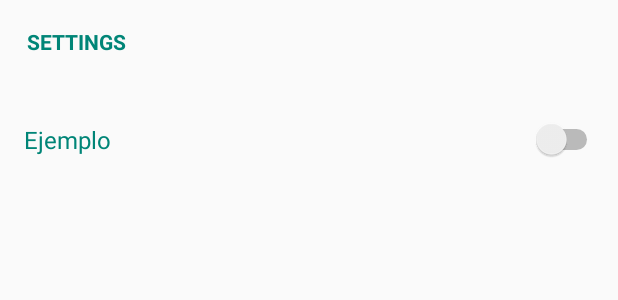
After one commit to DavidAres/itIsGoodDay, an Android app: the layout settings_fragment.xml on its own in the app's theme, with its tools: preview values and no code run, on a phone screen of 412 x 824 dp. The commit adds this screen. Shown: the top 300 px of the screen. Run offline under Robolectric (Android 15) with nearby library versions, the phone set to English and light mode, and no system bars; network calls fail.

Commit message:
add settings fragment

```diff
--- a/app/src/main/java/com/example/itisgoodday/home/HomeViewModel.kt
+++ b/app/src/main/java/com/example/itisgoodday/home/HomeViewModel.kt
@@ -27,8 +27,10 @@ class HomeViewModel (var context: Context, var weatherRepository: WeatherReposit
 
     override fun restoreSetting() {
         var settings = PreferencesManager.restoreString(context, SAVE_SETTINGS )
-        restoreSettingsLiveData.postValue(if (settings.isNullOrEmpty())
-            Either.Error(ErrorSettings.EMPTY_SETTINGS) else Either.Success(Gson().fromJson(settings, Settings::class.java)))
+        restoreSettingsLiveData.postValue(
+            if (settings.isNullOrEmpty())
+                Either.Error(ErrorSettings.EMPTY_SETTINGS)
+            else Either.Success(Gson().fromJson(settings, Settings::class.java)))
     }
 
     override fun getWeatherInformation(lat: String, long: String) {
--- a/app/src/main/java/com/example/itisgoodday/network/ApiEndPoints.kt
+++ b/app/src/main/java/com/example/itisgoodday/network/ApiEndPoints.kt
@@ -12,7 +12,6 @@ import retrofit2.http.Path
 
 
 interface ApiEndPoints{
-
     @GET("/forecast/b72d5148071181ee327ef946a4ada0d8/37.8267,-122.4233")
     suspend fun getWeather(): Response<Weather>
 }
--- /dev/null
+++ b/app/src/main/res/layout/settings_fragment.xml
@@ -0,0 +1,45 @@
+<?xml version="1.0" encoding="utf-8"?>
+<RelativeLayout xmlns:android="http://schemas.android.com/apk/res/android"
+    android:layout_width="match_parent"
+    xmlns:tools="http://schemas.android.com/tools"
+    android:layout_height="match_parent">
+
+    <TextView
+        android:id="@+id/settingsFragmentTitle"
+        android:layout_width="wrap_content"
+        android:textSize="14sp"
+        android:layout_margin="18dp"
+        android:textStyle="bold"
+        android:text="SETTINGS"
+        android:textColor="@color/colorPrimary"
+        android:layout_height="wrap_content" />
+
+    <RelativeLayout
+        android:id="@+id/enableNotificationsContainer"
+        android:layout_width="match_parent"
+        android:layout_height="75dp"
+        android:paddingLeft="16dp"
+        android:layout_below="@+id/settingsFragmentTitle">
+
+        <TextView
+            android:id="@+id/settingsFragmentTextSwitchNotifications"
+            android:layout_width="wrap_content"
+            android:layout_height="wrap_content"
+            android:text="Ejemplo"
+            android:textColor="@color/colorPrimary"
+            android:layout_centerVertical="true"
+            android:textSize="16sp"/>
+
+        <Switch
+            android:id="@+id/settingsFragmentSwitchNotifications"
+            android:layout_width="wrap_content"
+            android:layout_height="wrap_content"
+            android:layout_alignParentRight="true"
+            android:layout_centerVertical="true"
+            android:paddingRight="10dp"
+            android:checked="false"
+            android:layout_marginLeft="25dp" />
+
+    </RelativeLayout>
+
+</RelativeLayout>
```
Also changed, not shown: app/src/main/java/com/example/itisgoodday/MainActivity.kt (+4 -9 lines), app/src/main/java/com/example/itisgoodday/base/BaseActivity.kt (+7 -2 lines), app/src/main/java/com/example/itisgoodday/base/BaseFragment.kt (+12 -4 lines), app/src/main/java/com/example/itisgoodday/home/HomeFragment.kt (+7 -3 lines), app/src/main/java/com/example/itisgoodday/settings/SettingsFragment.kt (added, +10 -0 lines), app/src/main/java/com/example/itisgoodday/settings/SettingsViewModel.kt (added, +7 -0 lines), app/src/main/res/layout/home_fragment.xml (+12 -9 lines).
